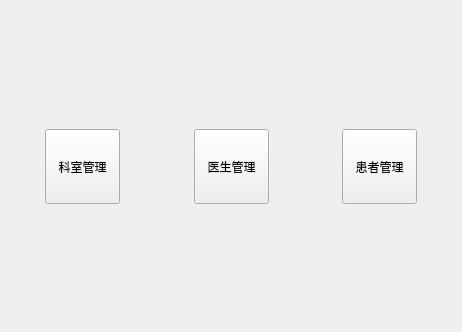
Qt form welcomeview.ui (StephenCai6/Lab3) before a commit.
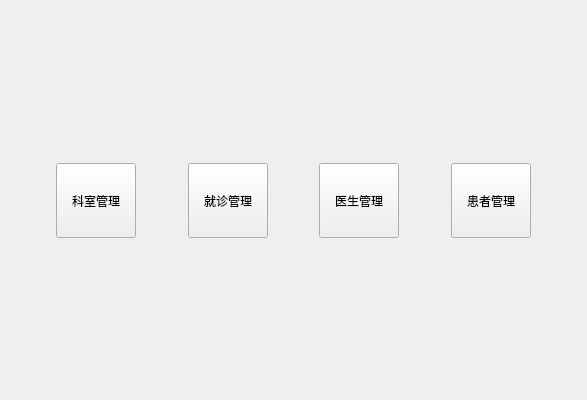
The same form after that commit.

Commit message: 完成医生信息管理模块

What changed in the file:
```diff
--- a/welcomeview.ui
+++ b/welcomeview.ui
@@ -6,15 +6,15 @@
    <rect>
     <x>0</x>
     <y>0</y>
-    <width>462</width>
-    <height>332</height>
+    <width>587</width>
+    <height>400</height>
    </rect>
   </property>
   <property name="windowTitle">
    <string>欢迎</string>
   </property>
-  <layout class="QVBoxLayout" name="verticalLayout">
-   <item>
+  <layout class="QGridLayout" name="gridLayout_2">
+   <item row="0" column="0">
     <spacer name="verticalSpacer">
      <property name="orientation">
       <enum>Qt::Orientation::Vertical</enum>
@@ -27,22 +27,22 @@
      </property>
     </spacer>
    </item>
-   <item>
-    <layout class="QHBoxLayout" name="horizontalLayout">
-     <item>
+   <item row="1" column="0">
+    <layout class="QGridLayout" name="gridLayout">
+     <item row="0" column="0">
       <spacer name="horizontalSpacer_5">
        <property name="orientation">
         <enum>Qt::Orientation::Horizontal</enum>
        </property>
        <property name="sizeHint" stdset="0">
         <size>
-         <width>40</width>
-         <height>20</height>
+         <width>30</width>
+         <height>72</height>
         </size>
        </property>
       </spacer>
      </item>
-     <item>
+     <item row="0" column="1">
       <widget class="QPushButton" name="btDepartment">
        <property name="minimumSize">
         <size>
@@ -55,33 +55,46 @@
        </property>
       </widget>
      </item>
-     <item>
+     <item row="0" column="2">
       <spacer name="horizontalSpacer_3">
        <property name="orientation">
         <enum>Qt::Orientation::Horizontal</enum>
        </property>
        <property name="sizeHint" stdset="0">
         <size>
-         <width>40</width>
-         <height>20</height>
+         <width>30</width>
+         <height>72</height>
         </size>
        </property>
       </spacer>
      </item>
-     <item>
+     <item row="0" column="3">
+      <widget class="QPushButton" name="btRecord">
+       <property name="minimumSize">
+        <size>
+         <width>75</width>
+         <height>75</height>
+        </size>
+       </property>
+       <property name="text">
+        <string>就诊管理</string>
+       </property>
+      </widget>
+     </item>
+     <item row="0" column="4">
       <spacer name="horizontalSpacer">
        <property name="orientation">
         <enum>Qt::Orientation::Horizontal</enum>
        </property>
        <property name="sizeHint" stdset="0">
         <size>
-         <width>40</width>
-         <height>20</height>
+         <width>30</width>
+         <height>72</height>
         </size>
        </property>
       </spacer>
      </item>
-     <item>
+     <item row="0" column="5">
       <widget class="QPushButton" name="btDoctor">
        <property name="minimumSize">
         <size>
@@ -94,33 +107,20 @@
        </property>
       </widget>
      </item>
-     <item>
-      <spacer name="horizontalSpacer_4">
-       <property name="orientation">
-        <enum>Qt::Orientation::Horizontal</enum>
-       </property>
-       <property name="sizeHint" stdset="0">
-        <size>
-         <width>40</width>
-         <height>20</height>
-        </size>
-       </property>
-      </spacer>
-     </item>
-     <item>
+     <item row="0" column="6">
       <spacer name="horizontalSpacer_2">
        <property name="orientation">
         <enum>Qt::Orientation::Horizontal</enum>
        </property>
        <property name="sizeHint" stdset="0">
         <size>
-         <width>40</width>
-         <height>20</height>
+         <width>30</width>
+         <height>72</height>
         </size>
        </property>
       </spacer>
      </item>
-     <item>
+     <item row="0" column="7">
       <widget class="QPushButton" name="btPatient">
        <property name="minimumSize">
         <size>
@@ -133,22 +133,22 @@
        </property>
       </widget>
      </item>
-     <item>
+     <item row="0" column="8">
       <spacer name="horizontalSpacer_6">
        <property name="orientation">
         <enum>Qt::Orientation::Horizontal</enum>
        </property>
        <property name="sizeHint" stdset="0">
         <size>
-         <width>40</width>
-         <height>20</height>
+         <width>30</width>
+         <height>72</height>
         </size>
        </property>
       </spacer>
      </item>
     </layout>
    </item>
-   <item>
+   <item row="2" column="0">
     <spacer name="verticalSpacer_2">
      <property name="orientation">
       <enum>Qt::Orientation::Vertical</enum>
```
The commit also changes 5 other files.
